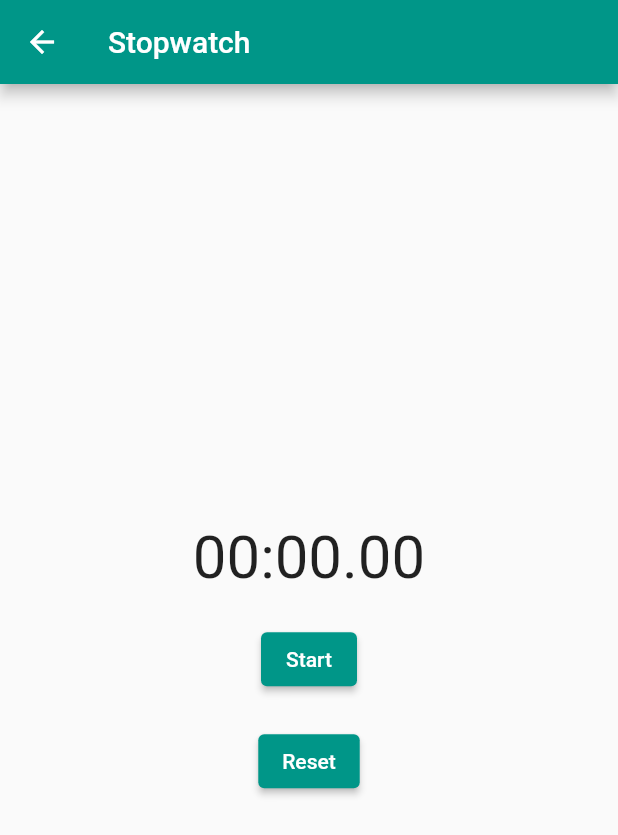
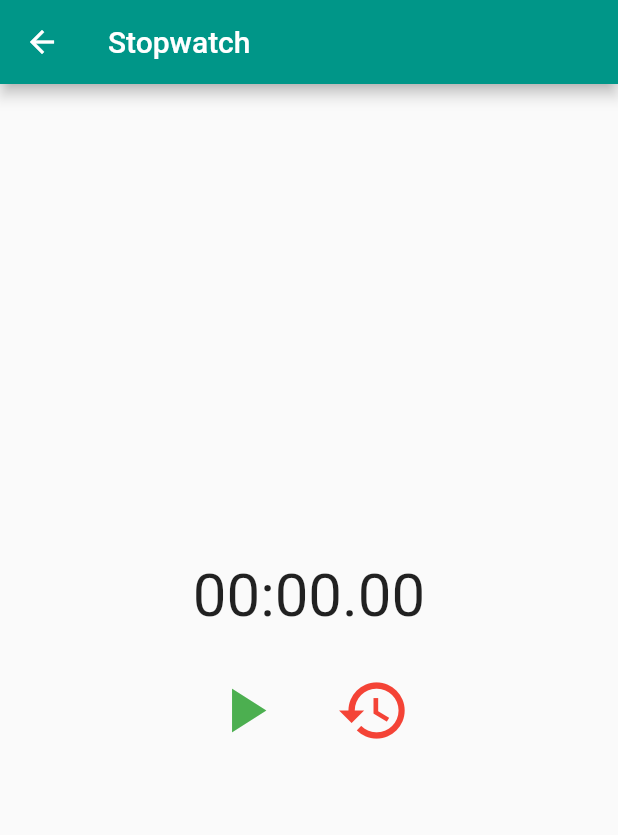
Before and after one commit to AzkaHartami/workspace-tpm4, a Flutter app: the StopwatchScreen screen opened directly, on a phone screen of 412 x 824 dp. Shown: the top 835 px of the screen. Run offline on Flutter 3.47's test engine with Material 2 defaults, Android fonts, the phone set to English and light mode, and no system bars; our stand-ins replace shared_preferences; accounts and stored records are empty.

Commit message:
Update UI stopwatch

```diff
--- a/lib/stopwatch.dart
+++ b/lib/stopwatch.dart
@@ -1,5 +1,4 @@
 import 'dart:async';
-
 import 'package:flutter/material.dart';
 
 class StopwatchScreen extends StatefulWidget {
@@ -7,7 +6,10 @@ class StopwatchScreen extends StatefulWidget {
   _StopwatchScreenState createState() => _StopwatchScreenState();
 }
 
-class _StopwatchScreenState extends State<StopwatchScreen> {
+class _StopwatchScreenState extends State<StopwatchScreen>
+    with TickerProviderStateMixin {
+  late AnimationController _animationController;
+  late Animation<double> _animation;
   late Stopwatch _stopwatch;
   late Timer _timer;
   bool _isRunning = false;
@@ -16,12 +18,23 @@ class _StopwatchScreenState extends State<StopwatchScreen> {
   void initState() {
     super.initState();
     _stopwatch = Stopwatch();
+    _animationController = AnimationController(
+      duration: Duration(milliseconds: 200),
+      vsync: this,
+    );
+    _animation = Tween<double>(begin: 1.0, end: 1.5).animate(
+      CurvedAnimation(
+        parent: _animationController,
+        curve: Curves.easeInOut,
+      ),
+    );
   }
 
   @override
   void dispose() {
     super.dispose();
     _stopwatch.stop();
+    _animationController.dispose();
   }
 
   void _toggleTimer() {
@@ -39,7 +52,6 @@ class _StopwatchScreenState extends State<StopwatchScreen> {
     });
   }
 
-
   void _resetTimer() {
     setState(() {
       _stopwatch.reset();
@@ -48,32 +60,53 @@ class _StopwatchScreenState extends State<StopwatchScreen> {
 
   @override
   Widget build(BuildContext context) {
-    String formattedTime = _stopwatch.elapsed.inMinutes.toString().padLeft(2, '0') +
+    String formattedTime =
+        _stopwatch.elapsed.inMinutes.toString().padLeft(2, '0') +
             ':' +
             (_stopwatch.elapsed.inSeconds % 60).toString().padLeft(2, '0') +
             '.' +
-        (_stopwatch.elapsed.inMilliseconds % 1000 ~/ 10).toString().padLeft(2, '0');
+            (_stopwatch.elapsed.inMilliseconds % 1000 ~/ 10)
+                .toString()
+                .padLeft(2, '0');
     return Scaffold(
       appBar: AppBar(title: Text('Stopwatch')),
       body: Center(
         child: Column(
           mainAxisAlignment: MainAxisAlignment.center,
           children: [
-            Text(
+            ScaleTransition(
+              scale: _animation,
+              child: Text(
                 formattedTime,
                 style: TextStyle(fontSize: 40.0),
               ),
-            SizedBox(width: 20.0),
+            ),
             SizedBox(height: 20.0),
-            ElevatedButton(
-              onPressed: _toggleTimer,
-              child: Text(_isRunning ? 'Stop' : 'Start'),
+            Row(
+              mainAxisAlignment: MainAxisAlignment.center,
+              children: [
+                IconButton(
+                  icon: Icon(Icons.play_arrow),
+                  iconSize: 50.0,
+                  color: Colors.green,
+                  onPressed: () {
+                    _toggleTimer();
+                    _animationController.forward().then((value) {
+                      _animationController.reverse();
+                    });
+                  },
                 ),
                 SizedBox(width: 20.0),
-            SizedBox(height: 20.0),
-            ElevatedButton(
-              onPressed: _resetTimer,
-              child: Text('Reset'),
+                IconButton(
+                  icon: Icon(Icons.restore),
+                  iconSize: 50.0,
+                  color: Colors.red,
+                  onPressed: () {
+                    _resetTimer();
+                    _animationController.reset();
+                  },
+                ),
+              ],
             ),
           ],
         ),
```
Lines whose indentation alone changed are shown as unchanged.
